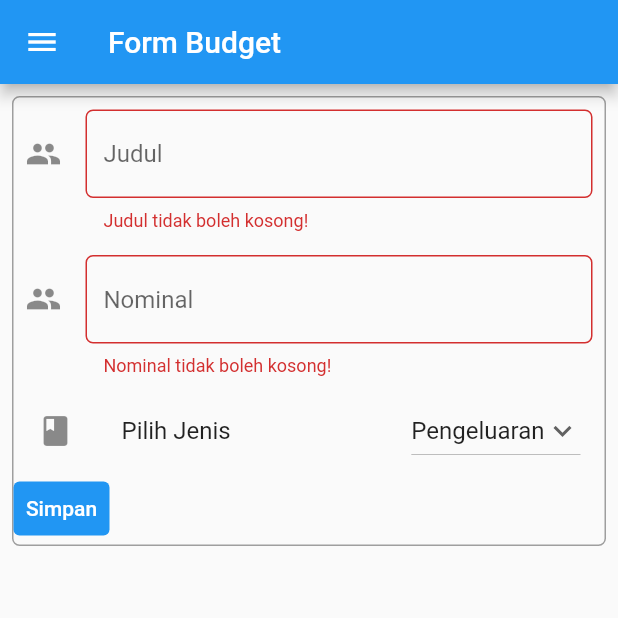
After one commit to rafliwasis/pbp-flutter-lab, a Flutter app: the MyFormPage screen opened directly, after a tap on "Simpan", on a phone screen of 412 x 824 dp, the top half of it. The commit adds this screen. Run offline on Flutter 3.47's test engine with Material 2 defaults, Android fonts, the phone set to English and light mode, and no system bars.

Commit message:
bismillah tugas 8 done

```diff
--- /dev/null
+++ b/lib/form.dart
@@ -0,0 +1,213 @@
+import 'package:counter_7/model/budget.dart';
+import 'package:counter_7/main.dart';
+import 'package:counter_7/databudget.dart';
+import 'package:flutter/material.dart';
+
+class MyFormPage extends StatefulWidget {
+  const MyFormPage({super.key});
+
+  @override
+  State<MyFormPage> createState() => _MyFormPageState();
+}
+
+class _MyFormPageState extends State<MyFormPage> {
+  final _formKey = GlobalKey<FormState>();
+  String _judulBudget = "";
+  int _nominalBudget = 0;
+  String jenis = 'Pengeluaran';
+  List<String> listJenis = ['Pengeluaran', 'Pemasukan'];
+
+  @override
+  Widget build(BuildContext context) {
+    // TODO: implement build
+    return Scaffold(
+        appBar: AppBar(
+          title: const Text('Form Budget'),
+        ),
+        drawer: Drawer(
+          child: Column(
+            children: [
+              // Menambahkan clickable menu
+              ListTile(
+                title: const Text('counter_7'),
+                onTap: () {
+                  // Route menu ke halaman utama
+                  Navigator.pushReplacement(
+                    context,
+                    MaterialPageRoute(
+                        builder: (context) =>
+                            const MyHomePage(title: "Program Counter")),
+                  );
+                },
+              ),
+              ListTile(
+                title: const Text('Tambah Budget'),
+                onTap: () {
+                  // Route menu ke halaman form
+                  Navigator.pushReplacement(
+                    context,
+                    MaterialPageRoute(builder: (context) => const MyFormPage()),
+                  );
+                },
+              ),
+              ListTile(
+                title: const Text('Data Budget'),
+                onTap: () {
+                  // Route menu ke halaman utama
+                  Navigator.pushReplacement(
+                    context,
+                    MaterialPageRoute(
+                        builder: (context) =>
+                            const dataBudget()),
+                  );
+                },
+              ),
+            ],
+          ),
+        ),
+        body: Form(
+            key: _formKey,
+            child: SingleChildScrollView(
+                child: Container(
+                    margin: const EdgeInsets.all(8),
+                    decoration: BoxDecoration(
+                      border: Border.all(color: Colors.grey),
+                      borderRadius: BorderRadius.circular(5),
+                    ),
+                    child: Column(
+                        crossAxisAlignment: CrossAxisAlignment.start,
+                        children: [
+                          Padding(
+                            padding: const EdgeInsets.all(8.0),
+                            child: TextFormField(
+                              decoration: InputDecoration(
+                                hintText: "Judul",
+                                icon: const Icon(Icons.people),
+                                border: OutlineInputBorder(
+                                  borderRadius: BorderRadius.circular(5.0),
+                                ),
+                              ),
+                              onChanged: (String? value) {
+                                setState(() {
+                                  _judulBudget = value!;
+                                });
+                              },
+                              onSaved: (String? value) {
+                                setState(() {
+                                  _judulBudget = value!;
+                                });
+                              },
+                              validator: (String? value) {
+                                if (value == null || value.isEmpty) {
+                                  return 'Judul tidak boleh kosong!';
+                                }
+                                return null;
+                              },
+                            ),
+                          ),
+                          Padding(
+                            padding: const EdgeInsets.all(8.0),
+                            child: TextFormField(
+                              decoration: InputDecoration(
+                                hintText: "Nominal",
+                                icon: const Icon(Icons.people),
+                                border: OutlineInputBorder(
+                                  borderRadius: BorderRadius.circular(5.0),
+                                ),
+                              ),
+                              onChanged: (String? value) {
+                                setState(() {
+                                  _nominalBudget = int.parse(value!);
+                                });
+                              },
+                              onSaved: (String? value) {
+                                setState(() {
+                                  _nominalBudget = int.parse(value!);
+                                });
+                              },
+                              validator: (String? value) {
+                                if (value == null || value.isEmpty) {
+                                  return 'Nominal tidak boleh kosong!';
+                                }
+                                if (int.tryParse(value) == null) {
+                                  return 'Nominal haruslah angka brok!';
+                                }
+                                _nominalBudget = int.parse(value);
+                                return null;
+                              },
+                            ),
+                          ),
+                          ListTile(
+                            leading: const Icon(Icons.class_),
+                            title: const Text(
+                              'Pilih Jenis',
+                            ),
+                            trailing: DropdownButton(
+                              value: jenis,
+                              icon: const Icon(Icons.keyboard_arrow_down),
+                              items: listJenis.map((String items) {
+                                return DropdownMenuItem(
+                                  value: items,
+                                  child: Text(items),
+                                );
+                              }).toList(),
+                              onChanged: (String? newValue) {
+                                setState(() {
+                                  jenis = newValue!;
+                                });
+                              },
+                            ),
+                          ),
+                          TextButton(
+                            style: ButtonStyle(
+                              backgroundColor:
+                                  MaterialStateProperty.all(Colors.blue),
+                            ),
+                            onPressed: () {
+                              if (_formKey.currentState!.validate()) {
+                                MyBudget.insertToList(
+                                    _judulBudget, _nominalBudget, jenis);
+                                showDialog(
+                                  context: context,
+                                  builder: (context) {
+                                    return Dialog(
+                                      shape: RoundedRectangleBorder(
+                                        borderRadius: BorderRadius.circular(10),
+                                      ),
+                                      elevation: 15,
+                                      child: Container(
+                                        child: ListView(
+                                          padding: const EdgeInsets.only(
+                                              top: 20, bottom: 20),
+                                          shrinkWrap: true,
+                                          children: <Widget>[
+                                            Center(
+                                                child: const Text(
+                                                    'Informasi Data')),
+                                            SizedBox(height: 20),
+                                            Center(
+                                              child: Text(
+                                                  'Data berhasil disimpan brok'),
+                                            ),
+                                            TextButton(
+                                              onPressed: () {
+                                                Navigator.pop(context);
+                                              },
+                                              child: Text('Kembali'),
+                                            ),
+                                          ],
+                                        ),
+                                      ),
+                                    );
+                                  },
+                                );
+                              }
+                            },
+                            child: const Text(
+                              "Simpan",
+                              style: TextStyle(color: Colors.white),
+                            ),
+                          ),
+                        ])))));
+  }
+}
--- /dev/null
+++ b/lib/model/budget.dart
@@ -0,0 +1,19 @@
+class MyBudget{
+  String judul;
+  int budget;
+  String jenisBudget;
+  static List<MyBudget> budgetSaya = [];
+  MyBudget({
+    required this.judul,
+    required this.budget,
+    required this.jenisBudget,
+  });
+
+  static void insertToList(String judul, int budget, String jenisBudget){
+    budgetSaya.add(MyBudget(judul: judul, budget: budget, jenisBudget: jenisBudget));
+  }
+
+  static List<MyBudget> getList(){
+    return budgetSaya;
+  }
+}
```
Also changed, not shown: lib/databudget.dart (added, +90 -0 lines), lib/main.dart (+42 -1 lines).
